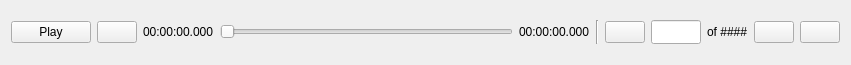
First picture: the form in src/gui/ui/control_widget.ui, repository acnazarejr/vsdt, before the edit.
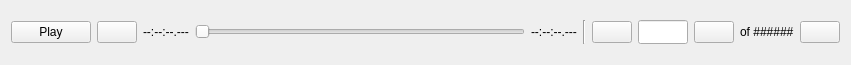
Second picture: the form after the edit. Icons and pictures are not drawn.

```diff
--- a/src/gui/ui/control_widget.ui
+++ b/src/gui/ui/control_widget.ui
@@ -53,7 +53,7 @@
      <item>
       <widget class="QLabel" name="currentLabel">
        <property name="text">
-        <string>00:00:00.000</string>
+        <string>--:--:--.---</string>
        </property>
       </widget>
      </item>
@@ -67,7 +67,7 @@
      <item>
       <widget class="QLabel" name="lenghtLabel">
        <property name="text">
-        <string>00:00:00.000</string>
+        <string>--:--:--.---</string>
        </property>
       </widget>
      </item>
@@ -103,12 +103,29 @@
          <height>16777215</height>
         </size>
        </property>
+       <property name="text">
+        <string/>
+       </property>
+       <property name="alignment">
+        <set>Qt::AlignRight|Qt::AlignTrailing|Qt::AlignVCenter</set>
+       </property>
+      </widget>
+     </item>
+     <item>
+      <widget class="QPushButton" name="gotoButton">
+       <property name="text">
+        <string/>
+       </property>
+       <property name="icon">
+        <iconset resource="../res/vsdt.qrc">
+         <normaloff>:/icons/goto.png</normaloff>:/icons/goto.png</iconset>
+       </property>
       </widget>
      </item>
      <item>
       <widget class="QLabel" name="totalStepsLabel">
        <property name="text">
-        <string>of ####</string>
+        <string>of ######</string>
        </property>
       </widget>
      </item>
@@ -123,17 +140,6 @@
        </property>
       </widget>
      </item>
-     <item>
-      <widget class="QPushButton" name="gotoButton">
-       <property name="text">
-        <string/>
-       </property>
-       <property name="icon">
-        <iconset resource="../res/vsdt.qrc">
-         <normaloff>:/icons/goto.png</normaloff>:/icons/goto.png</iconset>
-       </property>
-      </widget>
-     </item>
     </layout>
    </item>
   </layout>
```
Left out of the diff: 2 changed lines with no effect on the pictures.
